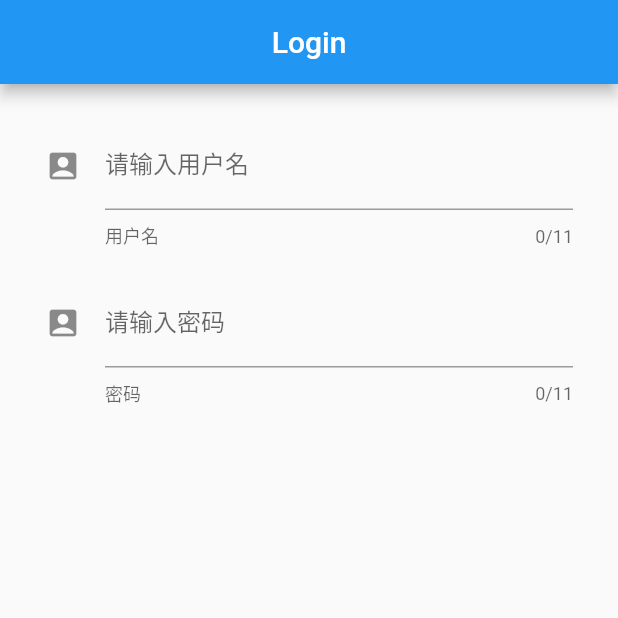
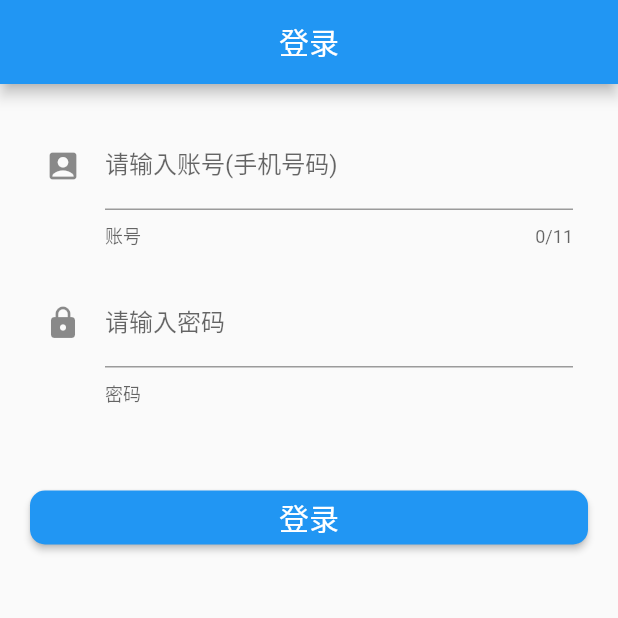
Before and after one commit to 2064135029/pmsapp, a Flutter app: the screen it shows after launch, on a phone screen of 412 x 824 dp, the top half of it. Run offline on Flutter 3.47's test engine with Material 2 defaults, Android fonts, the phone set to English and light mode, and no system bars; our stand-ins replace connectivity, dio.

Commit message:
no message

```diff
--- a/lib/view/pages/LoginPage.dart
+++ b/lib/view/pages/LoginPage.dart
@@ -19,27 +19,27 @@ class LoginPageState extends State<LoginPage> {
     // TODO: implement build
     return new Scaffold(
         appBar: AppBar(
-          title: new Text('Login'),
+          title: new Text('登录'),
           iconTheme: new IconThemeData(color: Colors.red),
           //文字title居中
           centerTitle: true,
         ),
         body: Center(
-          child:LoginBody(),
-        )
-    );
+          child: LoginBody(),
+        ));
   }
 }
 
 class LoginBody extends StatelessWidget {
+  var usernameController = new TextEditingController();
 
-  var usernameController =  new TextEditingController();
   @override
   Widget build(BuildContext context) {
     TextEditingController _controllerName = new TextEditingController();
     TextEditingController _controllerPwd = new TextEditingController();
 
 //    _controllerName.text = userModel?.username ?? "";
+    loginClick() {}
 
     void _userLogin() {
       String username = _controllerName.text;
@@ -75,8 +75,8 @@ class LoginBody extends StatelessWidget {
 //                      autofocus: true,
                   decoration: new InputDecoration(
                     //                hintText: "请输入用户名",
-                        labelText: "请输入用户名",
-                        helperText: "用户名",
+                    labelText: "请输入账号(手机号码)",
+                    helperText: "账号",
                     icon: new Icon(Icons.account_box),
                   ),
                   onChanged: (text) {
@@ -95,17 +95,16 @@ class LoginBody extends StatelessWidget {
                 child: TextField(
                   //控制器
                   controller: _controllerPwd,
-                      maxLength: 11,
-                      maxLines: 1,
                   //是否自动更正
                   autocorrect: true,
+                  obscureText: true,
                   //是否自动对焦
 //                      autofocus: true,
                   decoration: new InputDecoration(
                     //                hintText: "请输入用户名",
                     labelText: "请输入密码",
                     helperText: "密码",
-                        icon: new Icon(Icons.account_box),
+                    icon: new Icon(Icons.lock),
                   ),
                   onChanged: (text) {
                     //内容改变的回调
@@ -117,6 +116,19 @@ class LoginBody extends StatelessWidget {
                   },
                 ),
               ),
+              Padding(
+                padding: EdgeInsets.all(20.0),
+              ),
+              MaterialButton(
+                minWidth: double.infinity,
+                shape: RoundedRectangleBorder(
+                    borderRadius: BorderRadius.all(Radius.circular(10))),
+//                    textColor: Colors.white,
+                color: Colors.blue,
+                textTheme: ButtonTextTheme.primary,
+                onPressed: loginClick,
+                child: Text('登录', style: TextStyle(fontSize: 20)),
+              )
             ],
           ),
         )),
```
Lines whose indentation alone changed are shown as unchanged.
